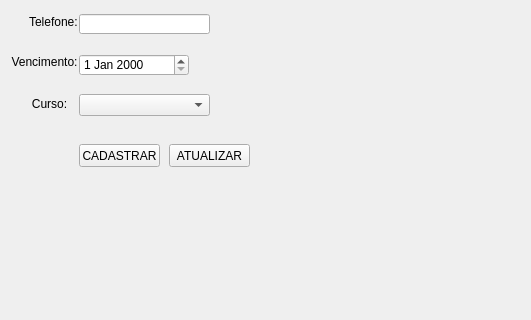
First picture: the form in design.ui, repository ruben-sa-brito/rapsodia, before the edit; both pictures show x 0 to 531 and y 203 to 523 of the 531 by 614 pixel window.
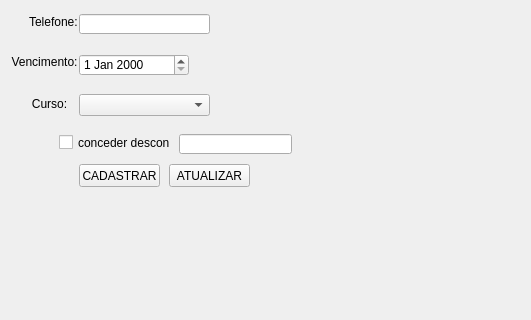
Second picture: the form after the edit. Icons and pictures are not drawn.

Commit message: incluindo checkbox de desconto

The edit to the form file:
```diff
--- a/design.ui
+++ b/design.ui
@@ -121,7 +121,7 @@
         <property name="geometry">
          <rect>
           <x>70</x>
-          <y>290</y>
+          <y>310</y>
           <width>81</width>
           <height>23</height>
          </rect>
@@ -180,7 +180,7 @@
         <property name="geometry">
          <rect>
           <x>160</x>
-          <y>290</y>
+          <y>310</y>
           <width>81</width>
           <height>23</height>
          </rect>
@@ -212,6 +212,29 @@
          <string>Atenção: os campos 'vencimento' e 'curso' nao serão modificados ao atualizar registros.</string>
         </property>
        </widget>
+       <widget class="QCheckBox" name="checkBox">
+        <property name="geometry">
+         <rect>
+          <x>50</x>
+          <y>280</y>
+          <width>111</width>
+          <height>17</height>
+         </rect>
+        </property>
+        <property name="text">
+         <string>conceder desconto</string>
+        </property>
+       </widget>
+       <widget class="QLineEdit" name="lineDiscount">
+        <property name="geometry">
+         <rect>
+          <x>170</x>
+          <y>280</y>
+          <width>113</width>
+          <height>20</height>
+         </rect>
+        </property>
+       </widget>
       </widget>
       <widget class="QWidget" name="cursos">
        <widget class="QLabel" name="label_14">
```
The commit also changes 2 other files.
